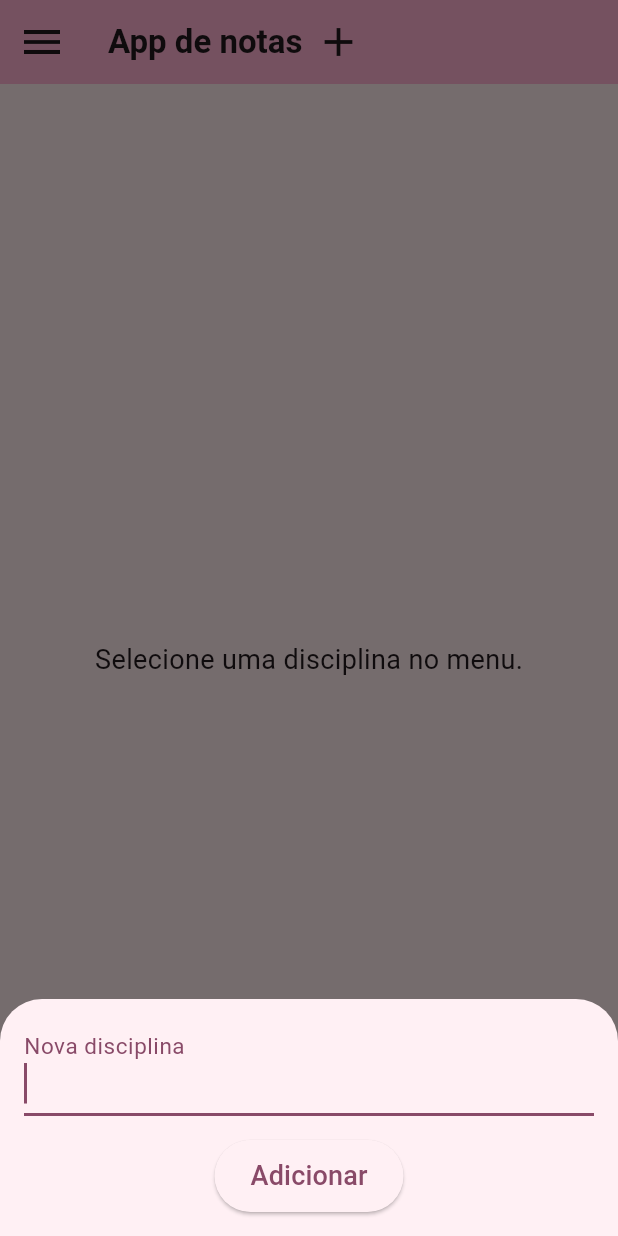
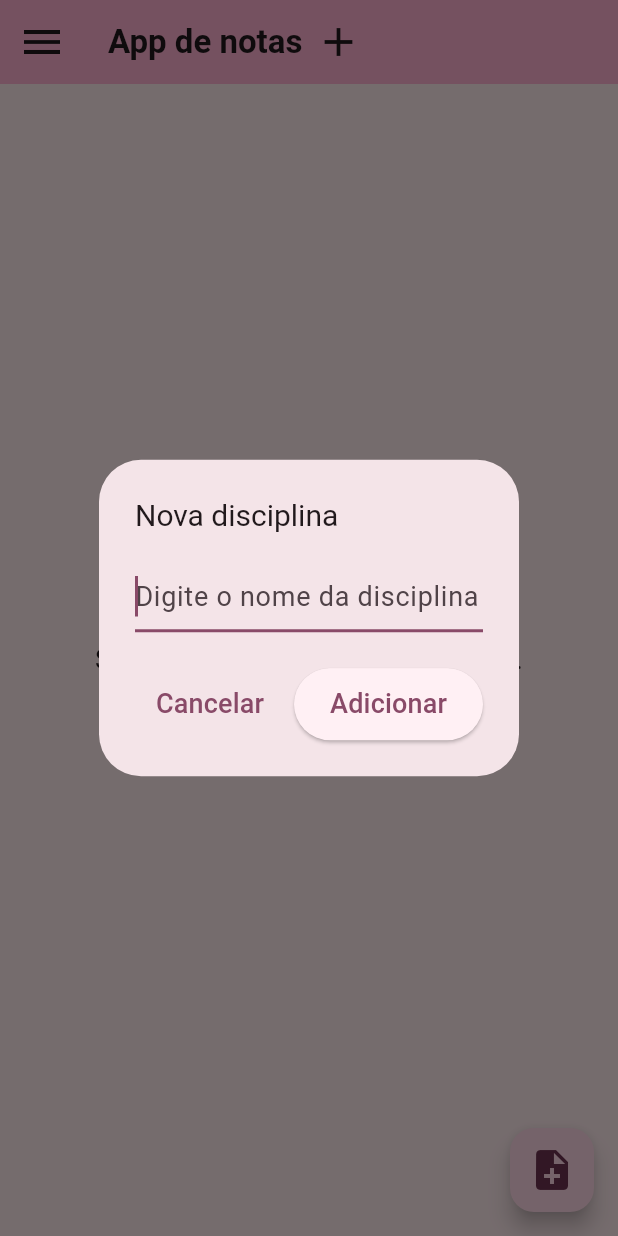
Before and after one commit to beckyyz/acessibilidade, a Flutter app: the screen it shows after launch, after a tap on the "add" icon, on a phone screen of 412 x 824 dp. Run offline on Flutter 3.47's test engine with Material 3 defaults, Android fonts, the phone set to English and light mode, and no system bars.

Commit message:
tela no meio

```diff
--- a/lib/main.dart
+++ b/lib/main.dart
@@ -54,25 +54,28 @@
   }
 
   void _mostrarAdicionarAnotacao() {
-    showModalBottomSheet(
-      context: context,
-      builder: (BuildContext context) {
     TextEditingController controller = TextEditingController();
     final FocusNode campoFoco = FocusNode();
 
-        return Padding(
-          padding: const EdgeInsets.all(16.0),
-          child: Column(
-            mainAxisSize: MainAxisSize.min,
-            children: [
-              TextField(
+    showDialog(
+      context: context,
+      builder: (BuildContext context) {
+        return AlertDialog(
+          title: const Text('Nova anotação', style: TextStyle(fontSize: 20)),
+          content: TextField(
             controller: controller,
             focusNode: campoFoco,
             autofocus: true,
-                decoration: const InputDecoration(labelText: 'Nova anotação'),
+            decoration: const InputDecoration(hintText: 'Digite a anotação'),
             style: const TextStyle(fontSize: 18),
           ),
-              const SizedBox(height: 16),
+          actions: [
+            TextButton(
+              onPressed: () {
+                Navigator.of(context).pop();
+              },
+              child: const Text('Cancelar', style: TextStyle(fontSize: 18)),
+            ),
             ElevatedButton(
               style: ElevatedButton.styleFrom(
                 minimumSize: const Size(48, 48),
@@ -80,13 +83,12 @@
               onPressed: () {
                 if (controller.text.isNotEmpty) {
                   _adicionarAnotacao(controller.text);
-                    Navigator.pop(context);
+                  Navigator.of(context).pop();
                 }
               },
               child: const Text('Adicionar', style: TextStyle(fontSize: 18)),
             ),
           ],
-          ),
         );
       },
     );
@@ -99,25 +101,28 @@
   }
 
   void _mostrarAdicionarDisciplina() {
-    showModalBottomSheet(
-      context: context,
-      builder: (BuildContext context) {
     TextEditingController controller = TextEditingController();
     final FocusNode campoFoco = FocusNode();
 
-        return Padding(
-          padding: const EdgeInsets.all(16.0),
-          child: Column(
-            mainAxisSize: MainAxisSize.min,
-            children: [
-              TextField(
+    showDialog(
+      context: context,
+      builder: (BuildContext context) {
+        return AlertDialog(
+          title: const Text('Nova disciplina', style: TextStyle(fontSize: 20)),
+          content: TextField(
             controller: controller,
             focusNode: campoFoco,
             autofocus: true,
-                decoration: const InputDecoration(labelText: 'Nova disciplina'),
+            decoration: const InputDecoration(hintText: 'Digite o nome da disciplina'),
             style: const TextStyle(fontSize: 18),
           ),
-              const SizedBox(height: 16),
+          actions: [
+            TextButton(
+              onPressed: () {
+                Navigator.of(context).pop();
+              },
+              child: const Text('Cancelar', style: TextStyle(fontSize: 18)),
+            ),
             ElevatedButton(
               style: ElevatedButton.styleFrom(
                 minimumSize: const Size(48, 48),
@@ -125,13 +130,12 @@
               onPressed: () {
                 if (controller.text.isNotEmpty) {
                   _adicionarDisciplina(controller.text);
-                    Navigator.pop(context);
+                  Navigator.of(context).pop();
                 }
               },
               child: const Text('Adicionar', style: TextStyle(fontSize: 18)),
             ),
           ],
-          ),
         );
       },
     );
```
Lines whose indentation alone changed are shown as unchanged.
